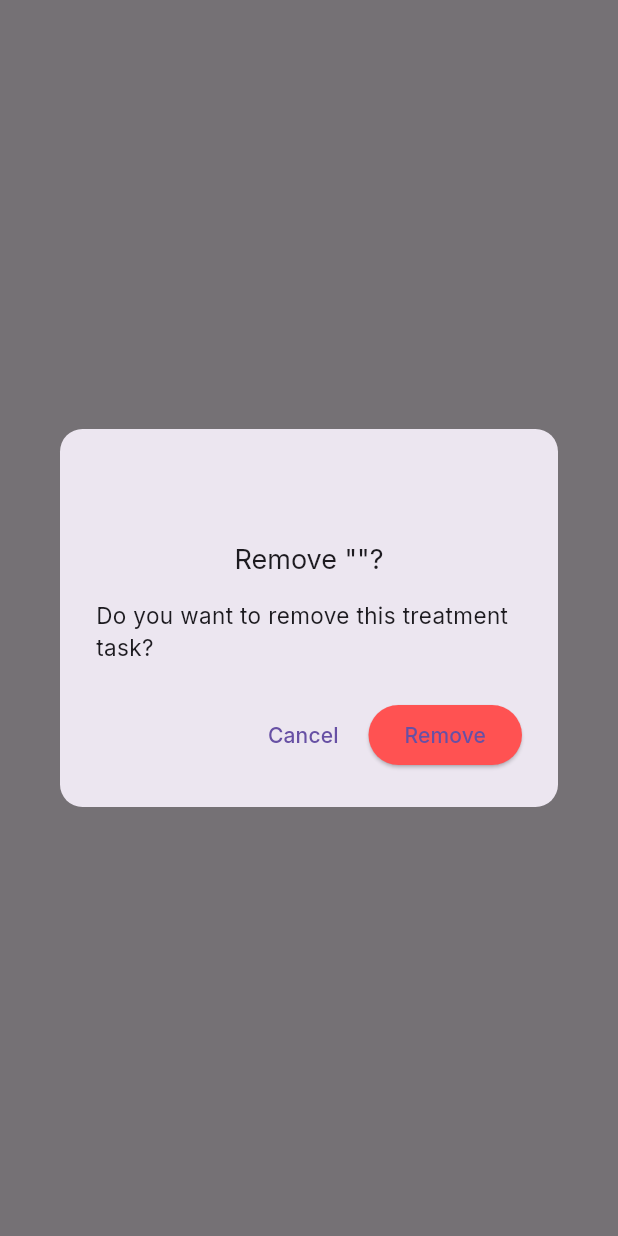
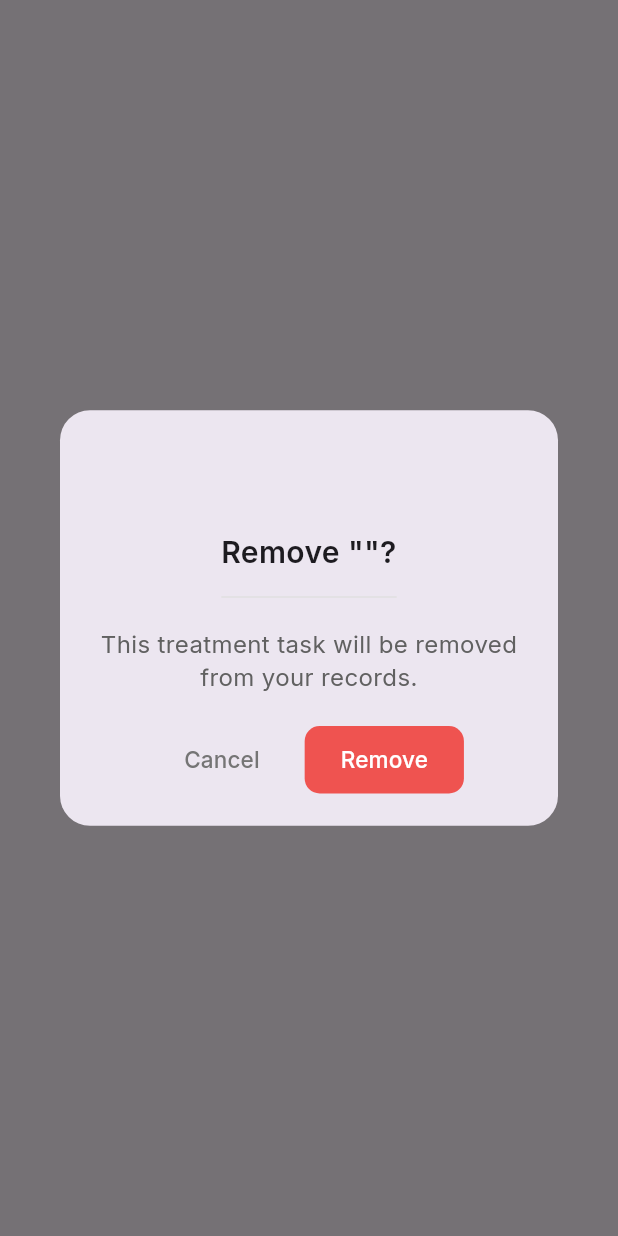
Before and after one commit to MuhdArshadd/HeartCare, a Flutter app: what showDeleteTreatmentPopup() shows on an empty page, opened directly with empty values, on a phone screen of 412 x 824 dp. Run offline on Flutter 3.47's test engine with Material 3 defaults, Android fonts, the phone set to English and light mode, and no system bars; our stand-ins replace file_picker, fl_chart, flutter_dotenv, flutter_local_notifications, flutter_timezone, shared_preferences and 1 more; missing offline and left inert: mailer, postgres, tflite_flutter; accounts and stored records are empty.

Commit message:
- latest update

```diff
--- a/lib/controller/user_controller.dart
+++ b/lib/controller/user_controller.dart
@@ -112,8 +112,7 @@ class UserController {
     }
   }
 
-  Future<void> insertUserRiskFactors(int userId,
-      Map<String, bool> riskPresenceMap) async {
+  Future<void> insertUserRiskFactors(int userId, Map<String, bool> riskPresenceMap) async {
     const Map<String, int> riskIdMap = {
       "Diabetes Mellitus": 1,
       "Hypertension": 2,
--- a/lib/view/popup_screen/treatment_delete_popup.dart
+++ b/lib/view/popup_screen/treatment_delete_popup.dart
@@ -12,39 +12,115 @@ void showDeleteTreatmentPopup({
   showDialog(
     context: context,
     builder: (context) {
-      return AlertDialog(
-        shape: RoundedRectangleBorder(borderRadius: BorderRadius.circular(15)),
-        title: Column(
+      return Dialog(
+        elevation: 4,
+        shape: RoundedRectangleBorder(
+          borderRadius: BorderRadius.circular(20),
+        ),
+        child: AnimatedPadding(
+          padding: MediaQuery.of(context).viewInsets + const EdgeInsets.all(20),
+          duration: const Duration(milliseconds: 100),
+          curve: Curves.easeOut,
+          child: Column(
             mainAxisSize: MainAxisSize.min,
-          crossAxisAlignment: CrossAxisAlignment.center,
             children: [
-            Icon(task.icon, size: 40, color: Colors.redAccent),
-            const SizedBox(height: 10),
+              // Header with icon and title
+              Container(
+                padding: const EdgeInsets.only(bottom: 15),
+                decoration: BoxDecoration(
+                  border: Border(
+                    bottom: BorderSide(
+                      color: Colors.grey[300]!,
+                      width: 1,
+                    ),
+                  ),
+                ),
+                child: Column(
+                  children: [
+                    AnimatedSize(
+                      duration: const Duration(milliseconds: 200),
+                      child: Icon(
+                        task.icon,
+                        size: 48,
+                        color: Colors.red[400],
+                      ),
+                    ),
+                    const SizedBox(height: 12),
                     Text(
                       'Remove "${task.name}"?',
-              style: const TextStyle(fontSize: 18),
+                      style: const TextStyle(
+                        fontSize: 20,
+                        fontWeight: FontWeight.w600,
+                      ),
                       textAlign: TextAlign.center,
                     ),
                   ],
                 ),
-        content: const Text(
-          'Do you want to remove this treatment task?',
+              ),
+
+              // Content
+              Padding(
+                padding: const EdgeInsets.symmetric(vertical: 20),
+                child: Text(
+                  'This treatment task will be removed from your records.',
+                  style: TextStyle(
+                    fontSize: 16,
+                    color: Colors.grey[700],
+                    height: 1.4,
+                  ),
+                  textAlign: TextAlign.center,
+                ),
+              ),
+
+              // Buttons
+              Row(
+                mainAxisAlignment: MainAxisAlignment.center,
+                children: [
+                  // Cancel button
+                  TextButton(
+                    onPressed: () => Navigator.of(context).pop(),
+                    style: TextButton.styleFrom(
+                      foregroundColor: Colors.grey[600],
+                      padding: const EdgeInsets.symmetric(horizontal: 20, vertical: 10),
+                      shape: RoundedRectangleBorder(
+                        borderRadius: BorderRadius.circular(10),
+                      ),
+                    ),
+                    child: const Text(
+                      'Cancel',
                       style: TextStyle(fontSize: 15),
                     ),
-        actions: [
-          TextButton(
-            onPressed: () => Navigator.of(context).pop(),
-            child: const Text('Cancel'),
                   ),
+
+                  // Remove button
+                  const SizedBox(width: 10),
                   ElevatedButton(
-            style: ElevatedButton.styleFrom(backgroundColor: Colors.redAccent),
                     onPressed: () async {
-              Navigator.of(context).pop(); // Close dialog first
+                      Navigator.of(context).pop();
                       await _softDeleteTreatment(context, task.id);
                     },
-            child: const Text('Remove'),
+                    style: ElevatedButton.styleFrom(
+                      backgroundColor: Colors.red[400],
+                      foregroundColor: Colors.white,
+                      elevation: 0,
+                      padding: const EdgeInsets.symmetric(horizontal: 24, vertical: 12),
+                      shape: RoundedRectangleBorder(
+                        borderRadius: BorderRadius.circular(10),
+                      ),
+                    ),
+                    child: const Text(
+                      'Remove',
+                      style: TextStyle(
+                        fontSize: 15,
+                        fontWeight: FontWeight.w500,
+                      ),
+                    ),
                   ),
                 ],
+              ),
+            ],
+          ),
+        ),
       );
     },
   );
```
Also changed, not shown: lib/controller/cvd_predictor.dart (+8 -3 lines), lib/view/diagnose_cvd_screen.dart (+6 -14 lines), lib/view/popup_screen/bloodpressure_reading_popup.dart (+6 -5 lines), lib/view/popup_screen/bloodsugar_reading_popup.dart (+6 -7 lines), lib/view/popup_screen/cholesterol_reading_popup.dart (+6 -5 lines), lib/view/symptom_details_screen.dart (+60 -4 lines). Lines whose indentation alone changed are shown as unchanged.
